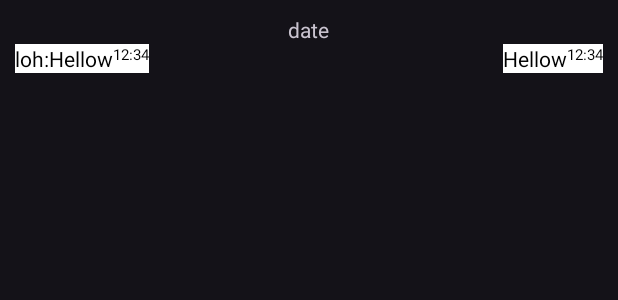
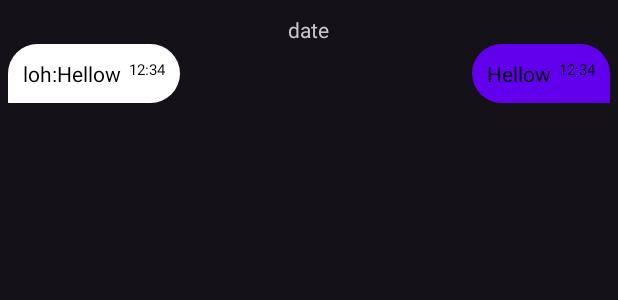
Before and after one commit to 3REAPER/messenger, an Android app: the layout item_rv_message.xml on its own in the app's theme, with its tools: preview values and no code run, on a phone screen of 412 x 824 dp. Shown: the top 300 px of the screen. Run offline under Robolectric (Android 15) with nearby library versions, the light colour scheme and no system bars; network calls fail.

Commit message:
update item_rv_message (rounded rectangle message)

```diff
--- a/app/src/main/java/ru/pervukhin/messanger/MainActivity.kt
+++ b/app/src/main/java/ru/pervukhin/messanger/MainActivity.kt
@@ -17,6 +17,8 @@ class MainActivity : AppCompatActivity() {
     override fun onCreate(savedInstanceState: Bundle?) {
         super.onCreate(savedInstanceState)
         setContentView(R.layout.activity_main)
+
+        this.stopService(Intent(this,MessageNotificationService::class.java))
 
         val navHostFragment = supportFragmentManager.findFragmentById(R.id.fragment) as NavHostFragment
         navController = navHostFragment.navController
@@ -53,6 +55,6 @@ class MainActivity : AppCompatActivity() {
 
     override fun onPause() {
         super.onPause()
-        //this.startService(Intent(this,MessageNotificationService::class.java))
+        this.startService(Intent(this,MessageNotificationService::class.java))
     }
 }
--- a/app/src/main/java/ru/pervukhin/messanger/fragments/dialog/DialogFragment.kt
+++ b/app/src/main/java/ru/pervukhin/messanger/fragments/dialog/DialogFragment.kt
@@ -53,7 +53,7 @@ class DialogFragment : Fragment() {
         }
 
 
-        viewModel.startTimerMessages(app.user.id)
+        viewModel.startTimerMessages(app.user.id,app.chat.id)
 
         appBar.setNavigationOnClickListener {
             mainActivity.navigateToChatListFromDialog()
--- a/app/src/main/java/ru/pervukhin/messanger/fragments/sign/SignFragment.kt
+++ b/app/src/main/java/ru/pervukhin/messanger/fragments/sign/SignFragment.kt
@@ -37,8 +37,8 @@ class SignFragment : Fragment() {
                 it.body().let {
                     when (val result = it?.result.toString()){
                     "true" -> {
+                        application.user = it?.profile!!
                         activity.navigateToChatList()
-                        application.user = it?.profile!!
                     }
                     "false" -> condition.text = "Пароль или логин не верный"
                     "Логин не верный" -> condition.text = result
--- /dev/null
+++ b/app/src/main/res/drawable/message_companion_background.xml
@@ -0,0 +1,14 @@
+<?xml version="1.0" encoding="utf-8"?>
+<selector xmlns:android="http://schemas.android.com/apk/res/android">
+    <item>
+        <shape>
+            <solid android:color="@color/sometimes_use"/>
+            <corners
+                android:topRightRadius="30dp"
+                android:topLeftRadius="30dip"
+                android:bottomRightRadius="30dip"
+                android:bottomLeftRadius="0.5dip"
+                />
+        </shape>
+    </item>
+</selector>
--- /dev/null
+++ b/app/src/main/res/drawable/message_my_background.xml
@@ -0,0 +1,13 @@
+<?xml version="1.0" encoding="utf-8"?>
+<selector xmlns:android="http://schemas.android.com/apk/res/android">
+    <item>
+        <shape>
+            <solid android:color="#6200ee"/>
+            <corners
+                android:topLeftRadius="30dip"
+                android:topRightRadius="30dp"
+                android:bottomLeftRadius="30dip"
+                android:bottomRightRadius="0.5dip"/>
+        </shape>
+    </item>
+</selector>
--- a/app/src/main/res/layout/item_rv_message.xml
+++ b/app/src/main/res/layout/item_rv_message.xml
@@ -2,7 +2,10 @@
 <LinearLayout xmlns:android="http://schemas.android.com/apk/res/android"
     android:layout_width="match_parent"
     android:layout_height="wrap_content"
-    android:layout_margin="10dp"
+    android:layout_marginTop="10dp"
+    android:layout_marginEnd="5dp"
+    android:layout_marginStart="5dp"
+    android:layout_marginBottom="10dp"
     android:orientation="vertical">
 
     <TextView
@@ -20,7 +23,8 @@
             android:id="@+id/companion"
             android:layout_width="wrap_content"
             android:layout_height="wrap_content"
-            android:background="@color/sometimes_use"
+            android:background="@drawable/message_companion_background"
+            android:padding="10dp"
             android:orientation="horizontal">
 
             <TextView
@@ -44,6 +48,8 @@
                 android:layout_width="wrap_content"
                 android:layout_height="wrap_content"
                 android:layout_gravity="start"
+                android:layout_marginStart="5dp"
+                android:layout_marginLeft="5dp"
                 android:textSize="10sp"
                 android:text="12:34"
                 android:textColor="@color/dark" />
@@ -54,13 +60,16 @@
             android:id="@+id/my"
             android:layout_width="wrap_content"
             android:layout_height="wrap_content"
-            android:background="@color/sometimes_use"
+            android:background="@drawable/message_my_background"
+            android:padding="10dp"
             android:orientation="horizontal"
             android:layout_gravity="end">
 
             <TextView
                 android:id="@+id/my_message"
                 android:layout_width="wrap_content"
+                android:layout_marginEnd="5dp"
+                android:layout_marginRight="5dp"
                 android:layout_height="wrap_content"
                 android:textColor="@color/dark"
                 android:text="Hellow" />
```
